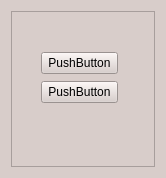
3delight00/qt_test, file viewform.ui: the form before one commit.
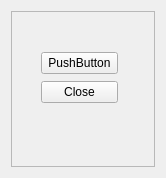
The form after the commit.

What changed in the file:
```diff
--- a/viewform.ui
+++ b/viewform.ui
@@ -16,9 +16,6 @@
   <property name="layoutDirection">
    <enum>Qt::LeftToRight</enum>
   </property>
-  <property name="styleSheet">
-   <string notr="true">background-color : rgb(216, 205, 202) ;</string>
-  </property>
   <layout class="QVBoxLayout" name="verticalLayout_2">
    <item>
     <widget class="QFrame" name="frame">
@@ -28,7 +25,7 @@
      <property name="frameShadow">
       <enum>QFrame::Raised</enum>
      </property>
-     <widget class="QWidget" name="">
+     <widget class="QWidget" name="layoutWidget">
       <property name="geometry">
        <rect>
         <x>30</x>
@@ -48,7 +45,7 @@
        <item>
         <widget class="QPushButton" name="pushButton_2">
          <property name="text">
-          <string>PushButton</string>
+          <string>Close</string>
          </property>
         </widget>
        </item>
```
Left out of the diff: 2 changed lines with no effect on the pictures.
